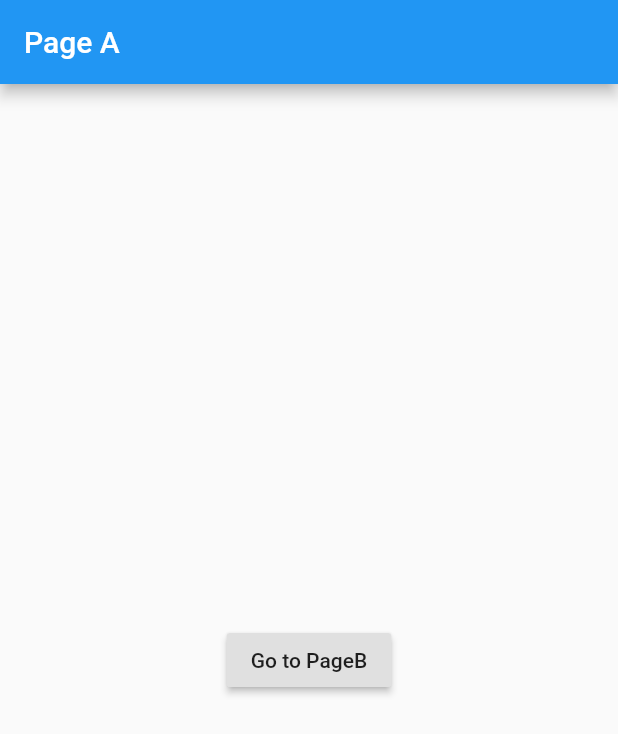
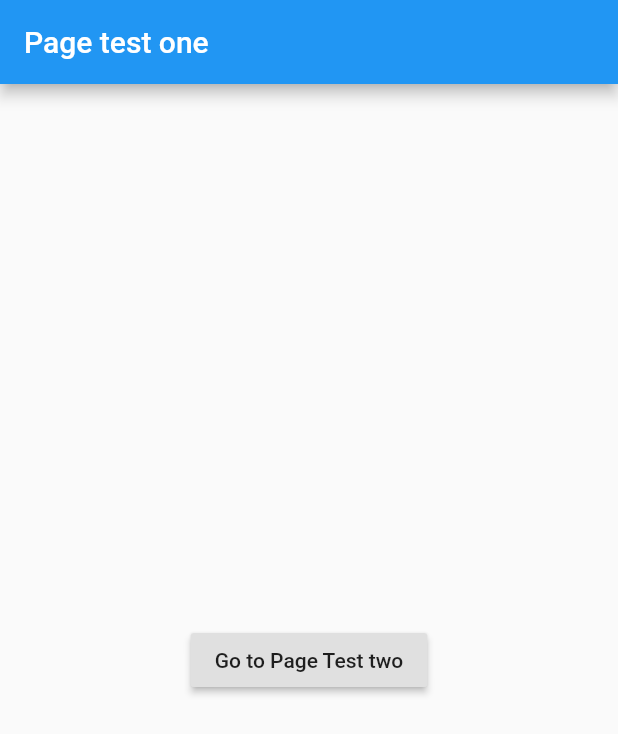
Before and after one commit to Regingman/bloc_navigation, a Flutter app: the screen it shows after launch, on a phone screen of 412 x 824 dp. Shown: the top 734 px of the screen. Run offline on Flutter 3.47's test engine with Material 2 defaults, Android fonts, the phone set to English and light mode, and no system bars; our stand-ins replace bloc, flutter_bloc.

Commit message:
edit page name

```diff
--- a/lib/main.dart
+++ b/lib/main.dart
@@ -62,11 +62,11 @@ class PageA extends StatelessWidget {
       },
       child: Scaffold(
         appBar: AppBar(
-          title: Text('Page A'),
+          title: Text('Page test one'),
         ),
         body: Center(
           child: RaisedButton(
-            child: Text('Go to PageB'),
+            child: Text('Go to Page Test two'),
             onPressed: () {
               BlocProvider.of<MyBloc>(context).add(MyEvent.eventB);
             },
@@ -82,7 +82,7 @@ class PageB extends StatelessWidget {
   Widget build(BuildContext context) {
     return Scaffold(
       appBar: AppBar(
-        title: Text('Page B'),
+        title: Text('Page Test two'),
       ),
       body: Center(
         child: RaisedButton(
```
